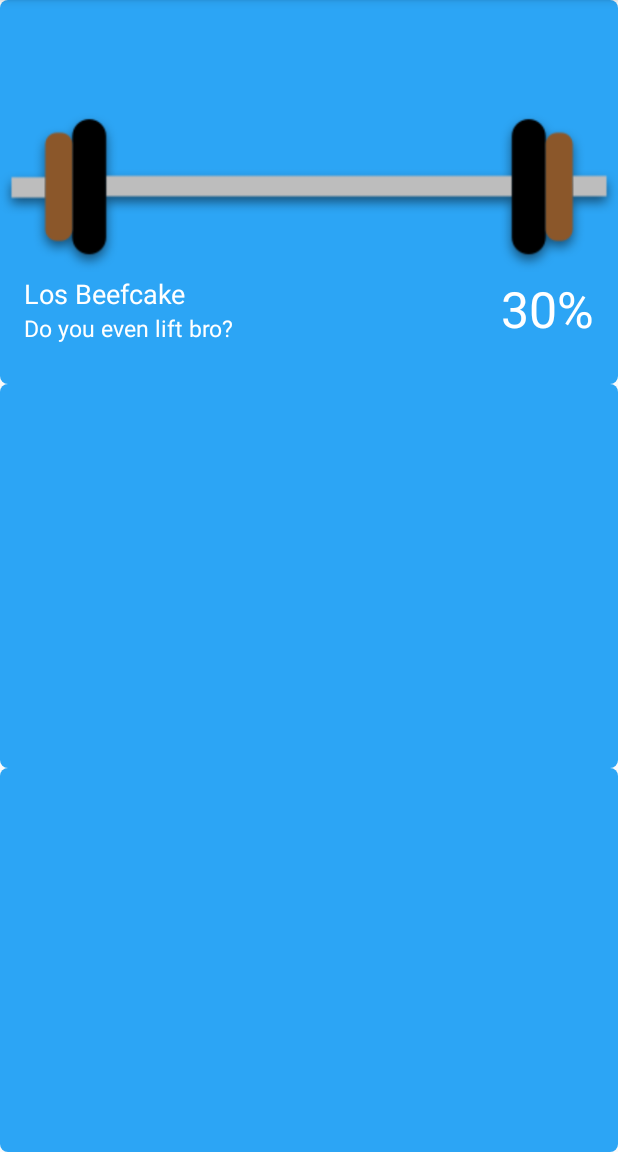
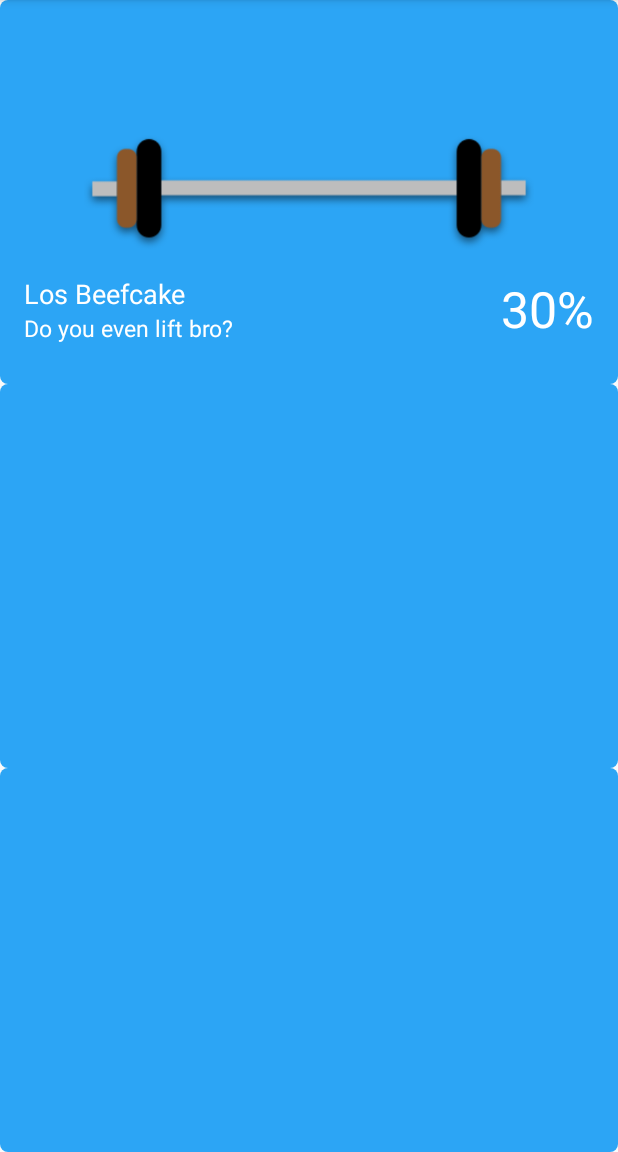
Before and after one commit to notshibe/Fit_or_flab, an Android app: the screen it shows after launch (MainActivity), on a phone screen of 412 x 824 dp, the part 84-1236 px from its top. Run offline under Robolectric (Android 15) with nearby library versions, the phone set to English and light mode, and no system bars.

Commit message:
changed width of dumbell graphic centred dumbell graphic

```diff
--- a/app/src/main/res/layout/activity_main.xml
+++ b/app/src/main/res/layout/activity_main.xml
@@ -56,11 +56,10 @@
 
             <ImageView
                 android:id="@+id/imageView2"
-                android:layout_width="wrap_content"
+                android:layout_width="300dp"
                 android:layout_height="wrap_content"
                 app:layout_constraintBottom_toBottomOf="parent"
                 app:layout_constraintEnd_toEndOf="parent"
-                app:layout_constraintHorizontal_bias="0.0"
                 app:layout_constraintStart_toStartOf="parent"
                 app:layout_constraintTop_toTopOf="parent"
                 app:srcCompat="@drawable/lift2x" />
```
